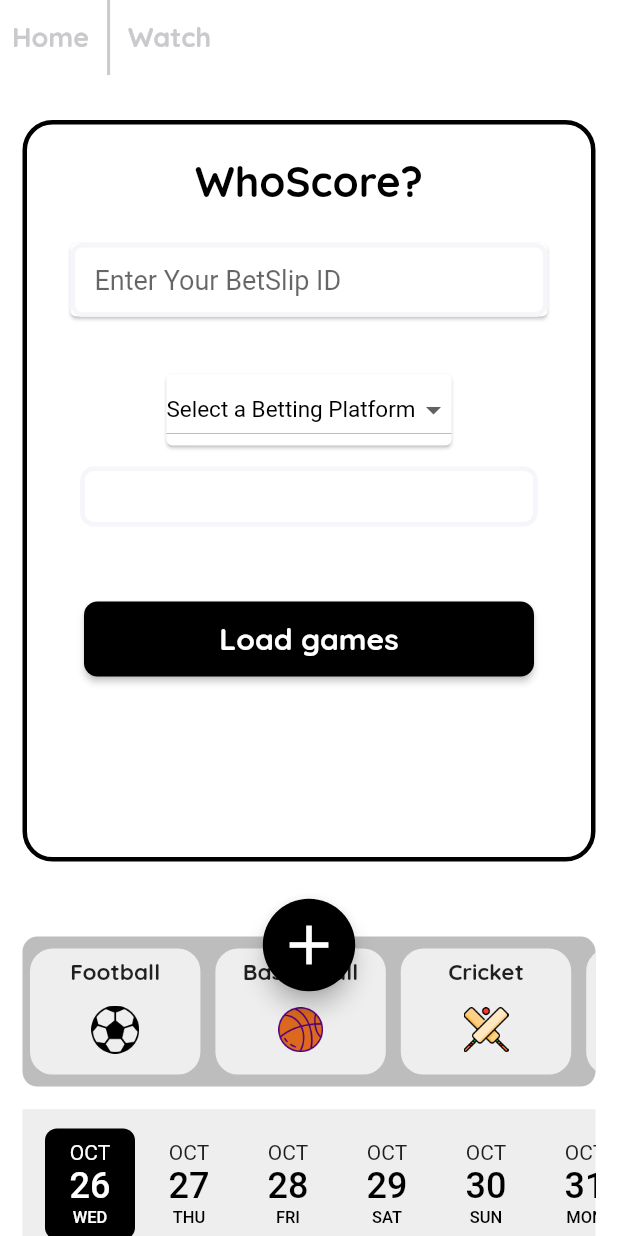
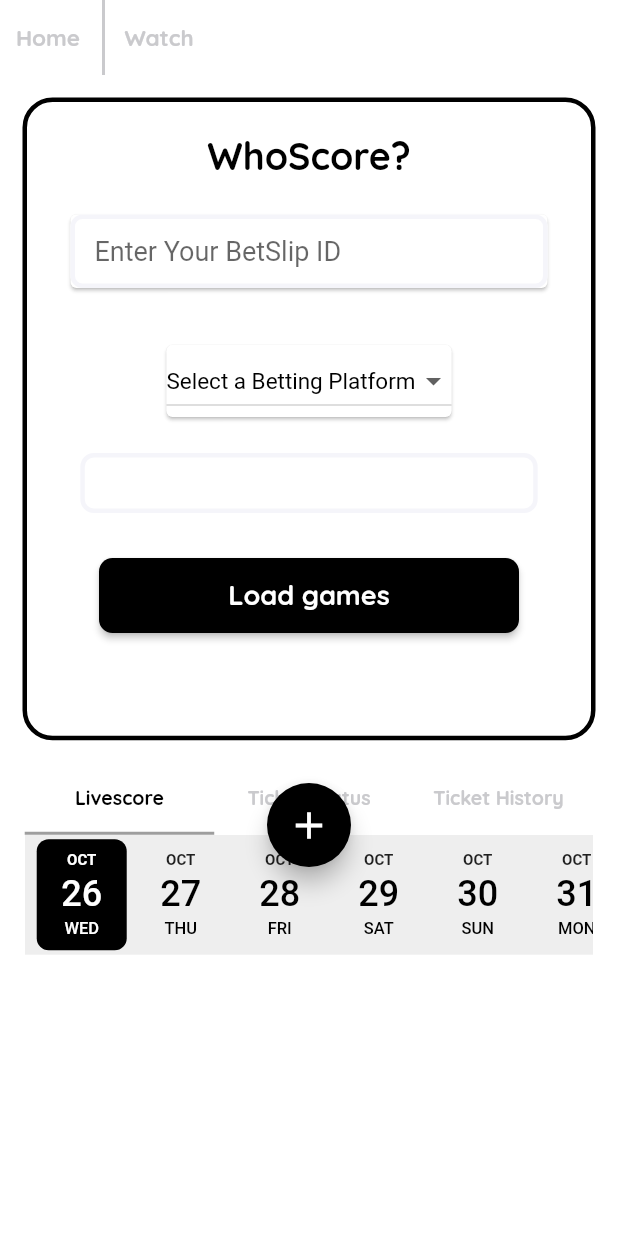
Before and after one commit to Oluwamayowa247/whoscore, a Flutter app: the HomeScreen screen opened directly, on a phone screen of 412 x 824 dp. Run offline on Flutter 3.47's test engine with Material 2 defaults, Android fonts, the phone set to English and light mode, and no system bars; drawn by our look-alikes of date_picker_timeline; our stand-ins replace lottie, shared_preferences, smooth_page_indicator; accounts and stored records are empty.

Commit message:
redesign continuation

```diff
--- a/lib/screens/dateview.dart
+++ b/lib/screens/dateview.dart
@@ -13,14 +13,16 @@ class DateView extends StatefulWidget {
 class _DateViewState extends State<DateView> {
   @override
   Widget build(BuildContext context) {
-    return Padding(
-      padding: const EdgeInsets.only(right: 15.0, left: 15.0),
-      child: Container(
-        height: 100,
-        width: SizeConfig.screenWidth,
+    return
+        //  Padding(
+        //   padding: const EdgeInsets.only(right: 15.0, left: 15.0),
+        //   child:
+        Container(
+      height: 80,
+      width: SizeConfig.screenWidth! * 0.95,
       color: Colors.grey.shade200,
       child: Padding(
-          padding: const EdgeInsets.only(left: 12.0),
+        padding: const EdgeInsets.only(left: 5.0,),
         child: Column(
           mainAxisAlignment: MainAxisAlignment.center,
           children: [
@@ -32,12 +34,13 @@ class _DateViewState extends State<DateView> {
               onDateChange: (selectedDate) {
                 selectedDate == DateTime.now();
               },
-                monthTextStyle: const TextStyle(fontSize: 14),
+              monthTextStyle:
+                  const TextStyle(fontSize: 10, fontWeight: FontWeight.w600),
             )
           ],
         ),
       ),
-      ),
+      //   ),
     );
   }
 }
--- a/lib/screens/homescreen.dart
+++ b/lib/screens/homescreen.dart
@@ -1,8 +1,8 @@
 import 'package:flutter/material.dart';
-import 'package:whoscore/model/sports_category_model.dart';
+// import 'package:whoscore/model/sports_category_model.dart';
 // import 'package:whoscore/screens/bottom_nav_bar.dart';
-import 'package:whoscore/screens/dateview.dart';
-import 'package:whoscore/screens/matchview.dart';
+// import 'package:whoscore/screens/dateview.dart';
+// import 'package:whoscore/screens/matchview.dart';
 // import 'package:whoscore/screens/ticketidpage.dart';
 import 'package:whoscore/screens/ticketview.dart';
 import 'package:whoscore/sizeconfig/size_config.dart';
@@ -17,17 +17,18 @@ class HomeScreen extends StatelessWidget {
       child: Scaffold(
         floatingActionButtonLocation: FloatingActionButtonLocation.centerFloat,
         floatingActionButton: Transform.scale(
-          scale: 1.1,
+          scale: 1,
           child: Padding(
-            padding: const EdgeInsets.symmetric(horizontal: 50.0, vertical: 150),
+            padding:
+                const EdgeInsets.symmetric(horizontal: 50.0, vertical: 230),
             child: FloatingActionButton(
               isExtended: true,
               onPressed: () {},
               backgroundColor: Colors.black,
               foregroundColor: Colors.white,
-              child: Icon(
+              child: const Icon(
                 Icons.add,
-                size: 40,
+                size: 30,
               ),
             ),
           ),
@@ -43,28 +44,28 @@ class HomeScreen extends StatelessWidget {
                   children: [
                     TextButton(
                       onPressed: () {},
-                      child: Text(
+                      child: const Text(
                         'Home',
                         style: TextStyle(
                           fontFamily: 'Quicksand',
-                          fontSize: 18,
+                          fontSize: 15,
                           fontWeight: FontWeight.w600,
                           color: Color.fromARGB(255, 202, 202, 205),
                         ),
                       ),
                     ),
-                    VerticalDivider(
+                    const VerticalDivider(
                       color: Color.fromARGB(255, 202, 202, 205),
                       width: 10,
                       thickness: 2,
                     ),
                     TextButton(
                       onPressed: () {},
-                      child: Text(
+                      child: const Text(
                         'Watch',
                         style: TextStyle(
                           fontFamily: 'Quicksand',
-                          fontSize: 18,
+                          fontSize: 15,
                           fontWeight: FontWeight.w600,
                           color: Color.fromARGB(255, 202, 202, 205),
                         ),
@@ -73,76 +74,73 @@ class HomeScreen extends StatelessWidget {
                   ],
                 ),
               ),
-              const SizedBox(
-                height: 10,
-              ),
+
               TicketView(),
 
-              SizedBox(
-                height: 50,
-              ),
+              // SizedBox(
+              //   height: 50,
+              // ),
 
-              Container(
-                width: SizeConfig.screenWidth!,
-                height: 100,
-                decoration: BoxDecoration(
-                    color: Colors.grey.shade400,
-                    borderRadius: BorderRadius.circular(10)),
-                margin: const EdgeInsets.only(bottom: 10, left: 15, right: 15),
-                child: ListView.builder(
-                    scrollDirection: Axis.horizontal,
-                    itemCount: 6,
-                    itemExtent: SizeConfig.screenWidth! * 0.3,
-                    itemBuilder: ((context, index) {
-                      return Padding(
-                        padding: const EdgeInsets.only(
-                            right: 5, bottom: 8, top: 8, left: 5),
-                        child: Container(
-                          decoration: BoxDecoration(
-                              color: Colors.grey.shade200,
-                              borderRadius: BorderRadius.circular(15)),
-                          child: Column(
-                            mainAxisAlignment: MainAxisAlignment.center,
-                            crossAxisAlignment: CrossAxisAlignment.center,
-                            children: [
-                              Text(
-                                sportsCategory[index].sportsName,
-                                style: const TextStyle(
-                                    fontFamily: 'Quicksand',
-                                    fontSize: 15,
-                                    fontWeight: FontWeight.w700),
-                              ),
-                              const SizedBox(
-                                height: 5,
-                              ),
-                              sportsCategory[index].sportIcon,
-                            ],
-                          ),
-                        ),
-                      );
-                    })),
-              ),
-              const SizedBox(
-                height: 5,
-              ),
-              const DateView(),
-              const SizedBox(
-                height: 15,
-              ),
-              const SizedBox(
-                height: 10,
-              ),
-              const Padding(
-                padding: EdgeInsets.only(left: 15.0),
-                child: Text(
-                  'Popular Competitions',
-                  style: TextStyle(
-                      fontFamily: 'Quicksand',
-                      fontSize: 20,
-                      fontWeight: FontWeight.w800),
-                ),
-              ),
-              MatchView()
+              // Container(
+              //   width: SizeConfig.screenWidth!,
+              //   height: 100,
+              //   decoration: BoxDecoration(
+              //       color: Colors.grey.shade400,
+              //       borderRadius: BorderRadius.circular(8)),
+              //   margin: const EdgeInsets.only(bottom: 10, left: 15, right: 15),
+              //   child: ListView.builder(
+              //       scrollDirection: Axis.horizontal,
+              //       itemCount: 6,
+              //       itemExtent: SizeConfig.screenWidth! * 0.27,
+              //       itemBuilder: ((context, index) {
+              //         return Padding(
+              //           padding: const EdgeInsets.symmetric(horizontal: 7, vertical: 7),
+              //           child: Container(
+              //             decoration: BoxDecoration(
+              //                 color: Colors.grey.shade200,
+              //                 borderRadius: BorderRadius.circular(10)),
+              //             child: Column(
+              //               mainAxisAlignment: MainAxisAlignment.center,
+              //               crossAxisAlignment: CrossAxisAlignment.center,
+              //               children: [
+              //                 Text(
+              //                   sportsCategory[index].sportsName,
+              //                   style: const TextStyle(
+              //                       fontFamily: 'Quicksand',
+              //                       fontSize: 15,
+              //                       fontWeight: FontWeight.w700),
+              //                 ),
+              //                 const SizedBox(
+              //                   height: 5,
+              //                 ),
+              //                 sportsCategory[index].sportIcon,
+              //               ],
+              //             ),
+              //           ),
+              //         );
+              //       }),),
+              // ),
+              // const SizedBox(
+              //   height: 5,
+              // ),
+              // const DateView(),
+              // const SizedBox(
+              //   height: 15,
+              // ),
+              // const SizedBox(
+              //   height: 10,
+              // ),
+              // const Padding(
+              //   padding: EdgeInsets.only(left: 15.0),
+              //   child: Text(
+              //     'Popular Competitions',
+              //     style: TextStyle(
+              //         fontFamily: 'Quicksand',
+              //         fontSize: 20,
+              //         fontWeight: FontWeight.w800),
+              //   ),
+              // ),
+              // MatchView()
             ],
           ),
         ),
--- a/lib/screens/ticketview.dart
+++ b/lib/screens/ticketview.dart
@@ -1,4 +1,7 @@
 import 'package:flutter/material.dart';
+import 'package:whoscore/screens/dateview.dart';
+import 'package:whoscore/screens/livescorescreen.dart';
+// import 'package:tabbar/tabbar.dart';
 import 'package:whoscore/sizeconfig/size_config.dart';
 
 import '../widgets/customtextfield.dart';
@@ -13,6 +16,7 @@ class TicketView extends StatefulWidget {
 class _TicketViewState extends State<TicketView> {
   late final TextEditingController _ticketIdController =
       TextEditingController();
+  late final PageController _pageController = PageController();
   late String _bettingCompany = '';
   @override
   Widget build(BuildContext context) {
@@ -25,9 +29,9 @@ class _TicketViewState extends State<TicketView> {
         child: Column(
           children: [
             Padding(
-              padding: const EdgeInsets.only(top: 20, right: 15, left: 15),
+              padding: const EdgeInsets.only(top: 15, right: 15, left: 15),
               child: Container(
-                height: SizeConfig.screenHeight! * 0.6,
+                height: SizeConfig.screenHeight! * 0.52,
                 width: SizeConfig.screenWidth,
                 decoration: BoxDecoration(
                     color: Colors.white,
@@ -46,7 +50,7 @@ class _TicketViewState extends State<TicketView> {
                             color: Colors.black,
                             fontFamily: 'Quicksand',
                             fontWeight: FontWeight.w700,
-                            fontSize: 28),
+                            fontSize: 25),
                       ),
                     ),
                     const SizedBox(
@@ -98,8 +102,8 @@ class _TicketViewState extends State<TicketView> {
                             });
                           }),
                     ),
-                    SizedBox(
-                      height: 10,
+                    const SizedBox(
+                      height: 20,
                     ),
                     Container(
                       width: SizeConfig.screenWidth! * 0.74,
@@ -112,13 +116,13 @@ class _TicketViewState extends State<TicketView> {
                       child: Text(
                         _bettingCompany,
                         textAlign: TextAlign.center,
-                        style: TextStyle(
+                        style: const TextStyle(
                           fontSize: 18,
                         ),
                       ),
                     ),
-                    SizedBox(
-                      height: 50,
+                    const SizedBox(
+                      height: 30,
                     ),
                     ElevatedButton(
                       style: ButtonStyle(
@@ -127,22 +131,88 @@ class _TicketViewState extends State<TicketView> {
                         backgroundColor:
                             const MaterialStatePropertyAll(Colors.black),
                         minimumSize: const MaterialStatePropertyAll(
-                          Size(300, 50),
+                          Size(280, 50),
                         ),
                       ),
                       onPressed: () {},
-                      child: Text(
+                      child: const Text(
                         'Load games',
                         style: TextStyle(
-                            fontSize: 20,
+                            fontSize: 18,
                             fontFamily: 'Quicksand',
                             fontWeight: FontWeight.w700),
                       ),
                     ),
-
-
                   ],
                 ),
+              ),
+            ),
+            SizedBox(
+              height: 15,
+            ),
+            Container(
+              decoration: const BoxDecoration(color: Colors.white),
+              width: SizeConfig.screenWidth! * 0.92,
+              height: 720,
+              child: DefaultTabController(
+                length: 3,
+                child: Column(
+                  children: [
+                    TabBar(
+                      labelStyle: TextStyle(
+                        fontFamily: 'Quicksand',
+                        fontSize: 13,
+                        fontWeight: FontWeight.w700,
+                      ),
+                      labelColor: Colors.black,
+                      unselectedLabelColor: Color.fromARGB(255, 202, 202, 205),
+                      indicatorColor: Colors.grey,
+                      // indicator: ,
+
+                      tabs: [
+                        Tab(
+                          text: 'Livescore',
+                        ),
+                        Tab(
+                          text: 'Ticket Status',
+                        ),
+                        Tab(
+                          text: 'Ticket History',
+                        ),
+                      ],
+                    ),
+                    SizedBox(
+                      child: Container(
+                        width: SizeConfig.screenWidth! * 0.95,
+                        height: SizeConfig.screenHeight! * 0.88,
+                        child: TabBarView(children: [
+                          Container(
+                            height: 200,
+                            width: 50,
+                            color: Colors.white,
+                            child: Column(
+                              children: [
+                                DateView(),
+                              ],
+                            ),
+                          ),
+                          Container(
+                            height: 200,
+                            width: 50,
+                            color: Colors.red,
+                          ),
+                          Container(
+                            height: 200,
+                            width: 50,
+                            color: Colors.yellow,
+                          ),
+                        ]),
+                      ),
+                    ),
+                  ],
+                ),
+
+                // ])
               ),
             ),
           ],
@@ -151,3 +221,16 @@ class _TicketViewState extends State<TicketView> {
     );
   }
 }
+
+ // TabbarHeader(controller: _pageController, tabs: [
+                      //   Tab(
+                      //     child: Text('Ticket Status'),
+                      //   ),
+                      //   Tab(
+                      //     child: Text('Ticket History'),
+                      //   ),
+                      // ]),
+                      // TabbarContent(controller: _pageController, children: [
+                      //   Container(color: Colors.yellow),
+                      //   Container(color: Colors.red),
+                      //   Container(color: Colors.purple),
--- a/pubspec.yaml
+++ b/pubspec.yaml
@@ -44,8 +44,10 @@ dependencies:
   smooth_page_indicator: ^1.0.0+2
   date_picker_timeline: ^1.2.3
   http: ^0.13.5
-  scroll_navigation: ^1.3.2
+  # scroll_navigation: ^1.3.2
   provider: ^6.0.4
+  buttons_tabbar: ^1.3.6
+  # tabbar: ^0.1.1
 
 dev_dependencies:
   flutter_test:
```
Also changed, not shown: lib/screens/livescorescreen.dart (added, +22 -0 lines), lib/screens/ticketidpage.dart (+183 -184 lines), pubspec.lock. Lines whose indentation alone changed are shown as unchanged.
